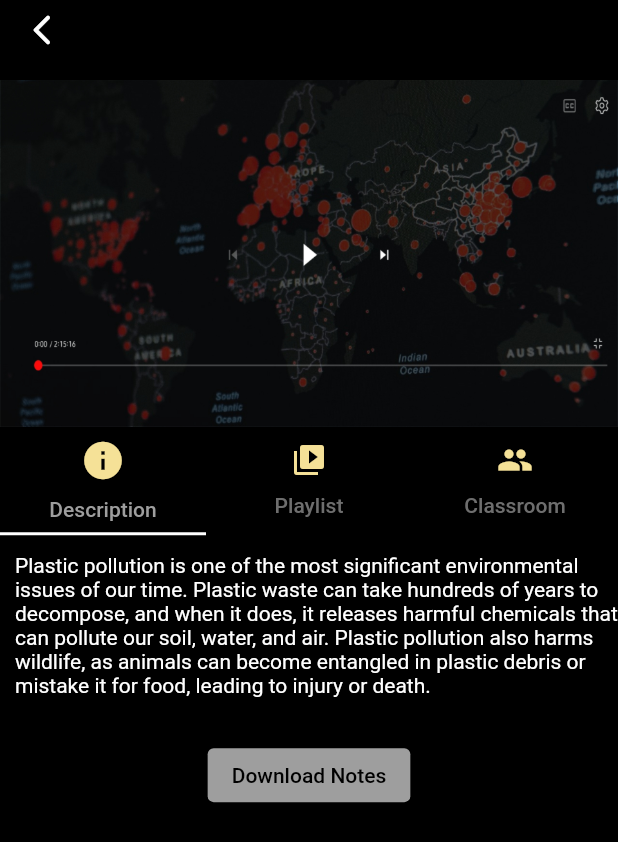
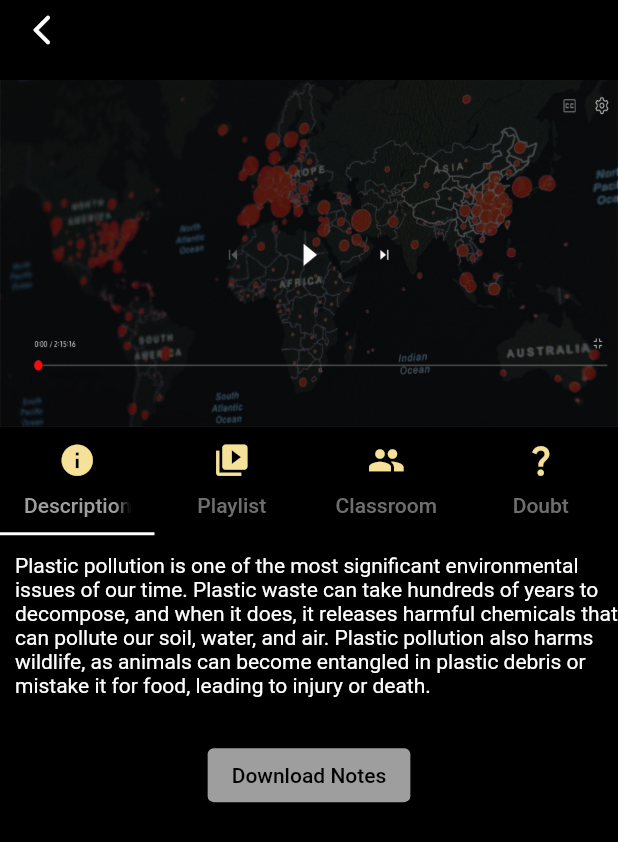
Before and after one commit to ankush-org/Vidyagama--GDSC-Solution-Challenge-2023, a Flutter app: the VideoPlayerHome screen opened directly, on a phone screen of 412 x 824 dp. Shown: the top 842 px of the screen. Run offline on Flutter 3.47's test engine with Material 2 defaults, Android fonts, the light colour scheme and no system bars; our stand-ins replace firebase_auth, firebase_core, flutter_riverpod, font_awesome_flutter, go_router, google_fonts and 5 more; missing offline and left inert: chat_gpt_sdk; accounts and stored records are empty; network calls fail; Roboto replaces fonts that are missing (Ubuntu); statements that could not run were skipped.

Commit message:
added doubt feature
OpenAI client timeout, maybe a bug? I think The implementation is right

```diff
--- a/lib/Pages/Home/P3B_video_player.dart
+++ b/lib/Pages/Home/P3B_video_player.dart
@@ -21,7 +21,12 @@ class _VideoPlayerHomeState extends State<VideoPlayerHome> {
   int percentScore = 0;
   int sessionScore = 0;
 
+  //Doubt
+  String? question = '';
+  String? qsnResponse = '';
+
   final _textControllerAns = TextEditingController();
+  final _textControllerQsn = TextEditingController();
 
   //Chat GPT
   late OpenAI? chatGPT;
@@ -38,6 +43,25 @@ class _VideoPlayerHomeState extends State<VideoPlayerHome> {
     setState(
       () {
         mcq = response.choices[0].text;
+      },
+    );
+  }
+
+  // Ask Question
+  //Quiery Gen
+  Future askQuestion(String qsn) async {
+    //Prompting for Quesn Generation
+    print('pressed aske question'); //Debug
+    print(qsn);
+    final request3 = CompleteText(prompt: qsn, model: kTranslateModelV3);
+    print(request3.prompt);
+    final response3 = await chatGPT!.onCompleteText(request: request3);
+    print(response3!.choices[0].text); //Debug
+    setState(
+      () {
+        print('set cale');
+        qsnResponse = response3.choices[0].text;
+        print(qsnResponse);
       },
     );
   }
@@ -101,7 +125,7 @@ class _VideoPlayerHomeState extends State<VideoPlayerHome> {
   @override
   Widget build(BuildContext context) {
     return DefaultTabController(
-      length: 3,
+      length: 4,
       child: WillPopScope(
         onWillPop: () async => false,
         child: Scaffold(
@@ -137,7 +161,7 @@ class _VideoPlayerHomeState extends State<VideoPlayerHome> {
                     icon: Icon(
                       Icons.info,
                       color: Color.fromARGB(255, 245, 225, 151),
-                      size: 30,
+                      size: 25,
                     ),
                   ),
                   Tab(
@@ -145,6 +169,7 @@ class _VideoPlayerHomeState extends State<VideoPlayerHome> {
                     text: 'Playlist',
                     icon: Icon(
                       Icons.video_collection,
+                      size: 25,
                       color: Color.fromARGB(255, 245, 225, 151),
                     ),
                   ),
@@ -153,6 +178,16 @@ class _VideoPlayerHomeState extends State<VideoPlayerHome> {
                     text: 'Classroom',
                     icon: Icon(
                       Icons.people,
+                      size: 25,
+                      color: Color.fromARGB(255, 245, 225, 151),
+                    ),
+                  ),
+                  Tab(
+                    height: 70,
+                    text: 'Doubt',
+                    icon: Icon(
+                      Icons.question_mark,
+                      size: 25,
                       color: Color.fromARGB(255, 245, 225, 151),
                     ),
                   ),
@@ -215,7 +250,8 @@ class _VideoPlayerHomeState extends State<VideoPlayerHome> {
                                       decoration: BoxDecoration(
                                           color: Colors.black,
                                           border: Border.all(
-                                          color: Colors.orangeAccent,
+                                            color: Color.fromARGB(
+                                                255, 245, 225, 151),
                                             width: 1.5,
                                           )),
                                       height: 220,
@@ -310,14 +346,18 @@ class _VideoPlayerHomeState extends State<VideoPlayerHome> {
                                   prefixIconColor: Colors.orangeAccent,
                                   focusedBorder: const OutlineInputBorder(
                                     borderSide: BorderSide(
-                                      color: Colors.orangeAccent, width: 2.0),
+                                        color:
+                                            Color.fromARGB(255, 245, 225, 151),
+                                        width: 2.0),
                                   ),
                                   enabledBorder: const OutlineInputBorder(
-                                  borderSide:
-                                      BorderSide(color: Colors.orangeAccent),
+                                    borderSide: BorderSide(
+                                        color:
+                                            Color.fromARGB(255, 245, 225, 151)),
                                   ),
                                   // border: OutlineInputBorder(),
-                                hintStyle: const TextStyle(color: Colors.white),
+                                  hintStyle:
+                                      const TextStyle(color: Colors.white),
                                   hintText: 'Enter Your Answer',
                                   prefixIcon: const Icon(Icons.data_array),
                                   suffixIcon: GestureDetector(
@@ -346,9 +386,10 @@ class _VideoPlayerHomeState extends State<VideoPlayerHome> {
                                   generateQsn();
                                 },
                                 style: ElevatedButton.styleFrom(
-                                  backgroundColor: Colors.amberAccent),
+                                    backgroundColor:
+                                        Color.fromARGB(255, 245, 225, 151)),
                                 child: Text(
-                                'Generate Question',
+                                  'Get Assignment',
                                   style: GoogleFonts.ubuntu(
                                       color: Colors.black, fontSize: 17),
                                 ),
@@ -358,8 +399,79 @@ class _VideoPlayerHomeState extends State<VideoPlayerHome> {
                         ),
                       ),
                     ),
+                    Container(
+                      child: SingleChildScrollView(
+                        child: Column(
+                          children: [
+                            Container(
+                              decoration: BoxDecoration(
+                                  color: Colors.black,
+                                  border: Border.all(
+                                    color: Color.fromARGB(255, 245, 225, 151),
+                                    width: 1.5,
+                                  )),
+                              height: 220,
+                              width: 362,
+                              child: Center(
+                                child: Text(
+                                  'Response $qsnResponse',
+                                  style: GoogleFonts.ubuntu(
+                                      color: Colors.white, fontSize: 17),
+                                ),
+                              ),
+                            ),
+                            Padding(
+                              padding: const EdgeInsets.all(14.0),
+                              child: TextField(
+                                style: const TextStyle(color: Colors.white),
+                                controller: _textControllerQsn,
+                                onSubmitted: (val) {
+                                  setState(
+                                    () {
+                                      question = val;
+                                      print(question);
+                                    },
+                                  );
+                                  askQuestion(question.toString());
+                                  print(qsnResponse);
+                                },
+                                decoration: InputDecoration(
+                                  prefixIconColor: Colors.orangeAccent,
+                                  focusedBorder: const OutlineInputBorder(
+                                    borderSide: BorderSide(
+                                        color:
+                                            Color.fromARGB(255, 245, 225, 151),
+                                        width: 2.0),
+                                  ),
+                                  enabledBorder: const OutlineInputBorder(
+                                    borderSide: BorderSide(
+                                        color:
+                                            Color.fromARGB(255, 245, 225, 151)),
+                                  ),
+                                  // border: OutlineInputBorder(),
+                                  hintStyle:
+                                      const TextStyle(color: Colors.white),
+                                  hintText: 'Ask Your Doubt',
+                                  prefixIcon: const Icon(Icons.data_array),
+                                  suffixIcon: GestureDetector(
+                                    onTap: () {
+                                      _textControllerQsn.clear();
+                                    },
+                                    child: const Icon(
+                                      Icons.close,
+                                      color: Colors.white,
+                                    ),
+                                  ),
+                                ),
+                              ),
+                            ),
                           ],
-              ))
+                        ),
+                      ),
+                    )
+                  ],
+                ),
+              )
             ],
           ),
         ),
```
Lines whose indentation alone changed are shown as unchanged.
